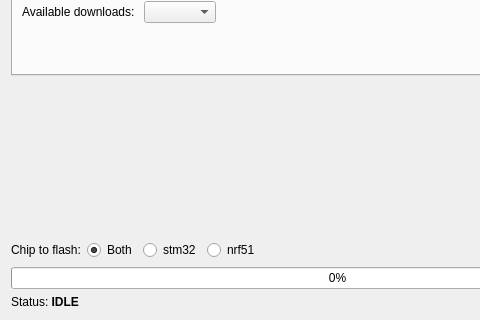
Before: the Qt Designer form src/cfclient/ui/dialogs/bootloader.ui in bitcraze/crazyflie-clients-python, drawn with Qt 5; both pictures show x 0 to 480 and y 231 to 551 of the 675 by 551 pixel window.
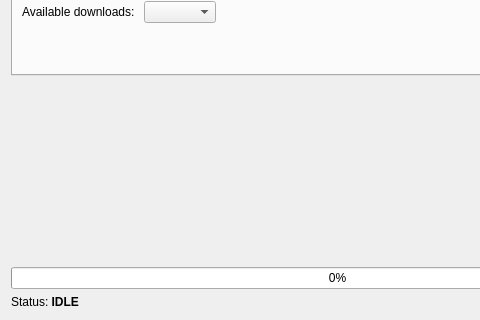
After: the same form once the commit is applied. Custom widgets are drawn as their Qt base class.

Commit message: Always flash all targets of zip. Removed option to use .bin files and to chose flashing target

Patch:
```diff
--- a/src/cfclient/ui/dialogs/bootloader.ui
+++ b/src/cfclient/ui/dialogs/bootloader.ui
@@ -294,37 +294,6 @@
      </item>
      <item>
       <layout class="QHBoxLayout" name="horizontalLayout_3">
-       <item>
-        <widget class="QLabel" name="chipSelectLabel">
-         <property name="text">
-          <string>Chip to flash:</string>
-         </property>
-        </widget>
-       </item>
-       <item>
-        <widget class="QRadioButton" name="radioBoth">
-         <property name="text">
-          <string>Both</string>
-         </property>
-         <property name="checked">
-          <bool>true</bool>
-         </property>
-        </widget>
-       </item>
-       <item>
-        <widget class="QRadioButton" name="radioStm32">
-         <property name="text">
-          <string>stm32</string>
-         </property>
-        </widget>
-       </item>
-       <item>
-        <widget class="QRadioButton" name="radioNrf51">
-         <property name="text">
-          <string>nrf51</string>
-         </property>
-        </widget>
-       </item>
        <item>
         <spacer name="horizontalSpacer_2">
          <property name="orientation">
```
The commit also changes 1 other file.
